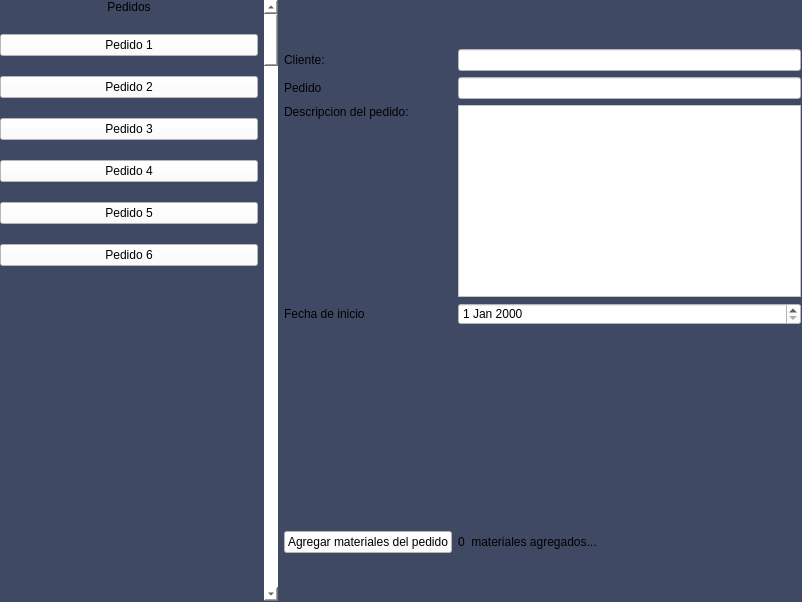
EdCenten0/MAPA-Python, file Proyecto/Interfaces/vista_previa_pedidos_window.ui: the form before one commit.
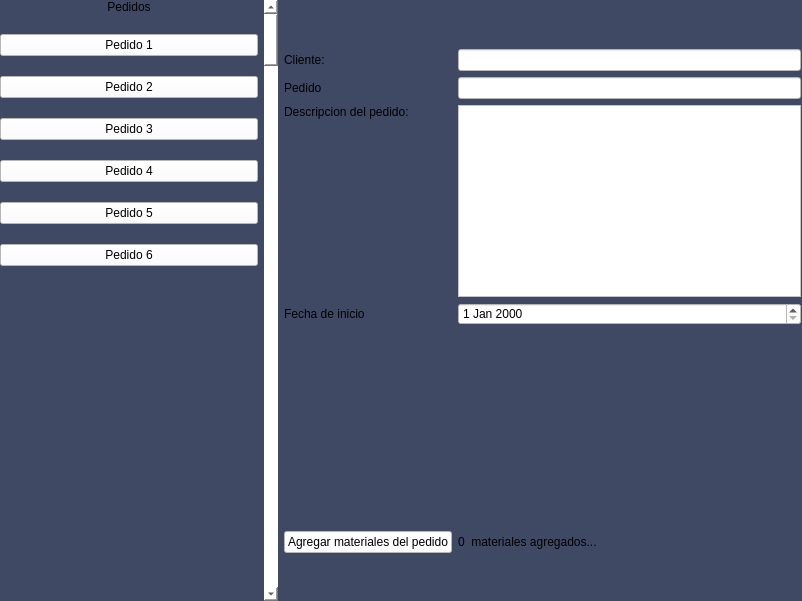
The form after the commit.

```diff
--- a/Proyecto/Interfaces/vista_previa_pedidos_window.ui
+++ b/Proyecto/Interfaces/vista_previa_pedidos_window.ui
@@ -7,7 +7,7 @@
     <x>0</x>
     <y>0</y>
     <width>802</width>
-    <height>602</height>
+    <height>601</height>
    </rect>
   </property>
   <property name="windowTitle">
```
Left out of the diff: 2 changed lines with no effect on the pictures.
